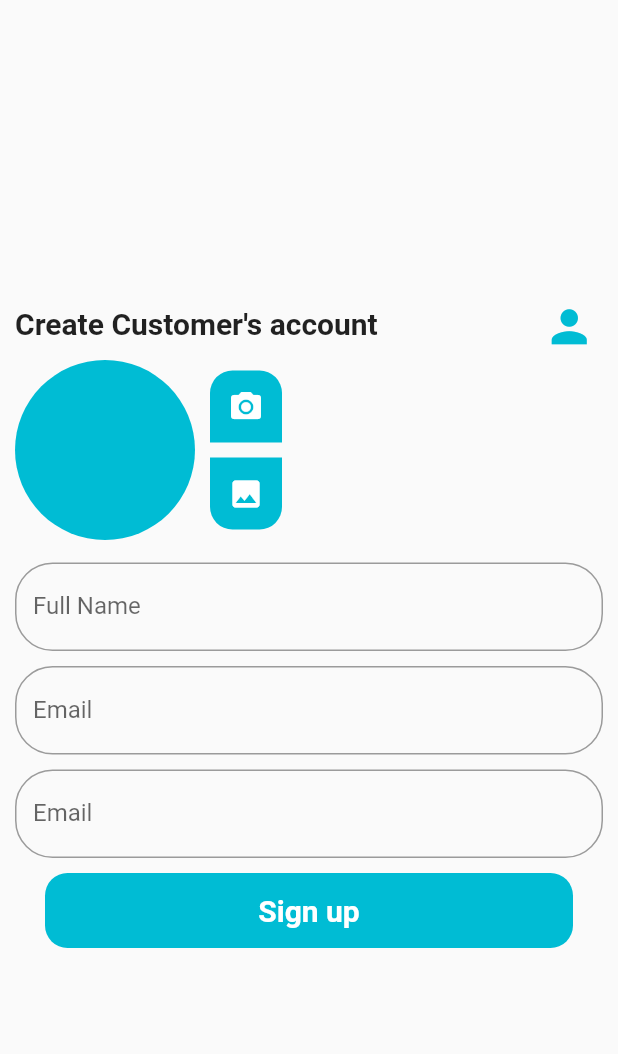
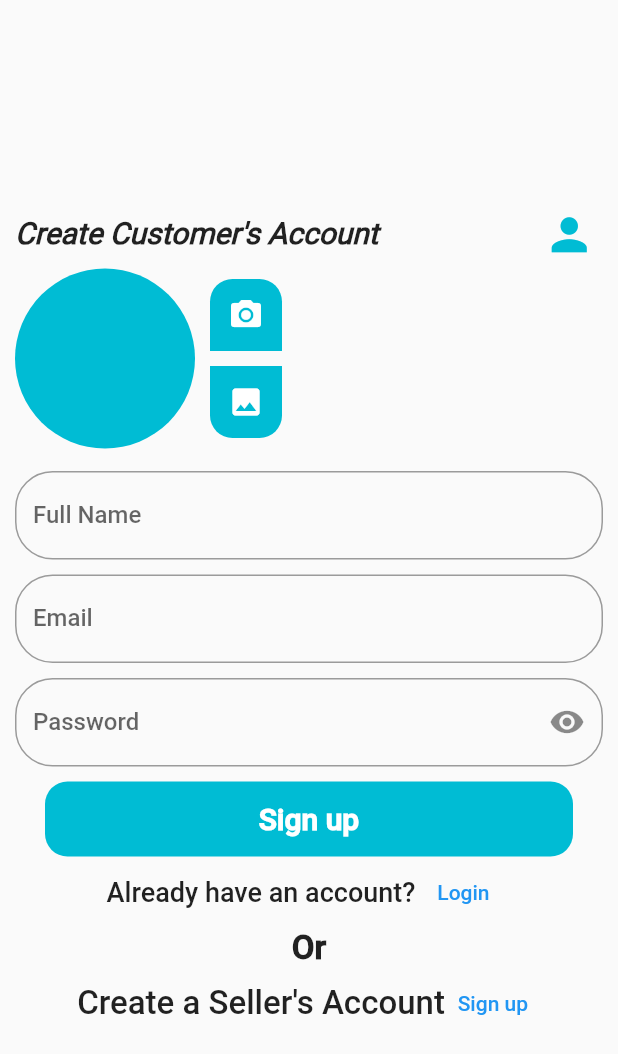
Before and after one commit to mehedi4958/multi_vendor_01, a Flutter app: the screen it shows after launch, on a phone screen of 412 x 824 dp. Shown: the top 1054 px of the screen. Run offline on Flutter 3.47's test engine with Material 2 defaults, Android fonts, the phone set to English and light mode, and no system bars.

Commit message:
new font added to the theme, customer landing screen made stateful, password field made obsecure with visibility icon button

```diff
--- a/lib/main.dart
+++ b/lib/main.dart
@@ -15,6 +15,7 @@ class MyApp extends StatelessWidget {
       title: 'Flutter Demo',
       theme: ThemeData(
         primarySwatch: Colors.blue,
+        fontFamily: 'Brand-Bold',
       ),
       home: const LandingCustomerScreen(),
     );
--- a/lib/views/auth/landing_customer_screen.dart
+++ b/lib/views/auth/landing_customer_screen.dart
@@ -1,13 +1,22 @@
 import 'package:flutter/material.dart';
 
-class LandingCustomerScreen extends StatelessWidget {
+class LandingCustomerScreen extends StatefulWidget {
   const LandingCustomerScreen({Key? key}) : super(key: key);
+
+  @override
+  State<LandingCustomerScreen> createState() => _LandingCustomerScreenState();
+}
+
+class _LandingCustomerScreenState extends State<LandingCustomerScreen> {
+  bool passwordObscurity = true;
 
   @override
   Widget build(BuildContext context) {
     return Scaffold(
       body: Padding(
         padding: const EdgeInsets.all(10.0),
+        child: Center(
+          child: SingleChildScrollView(
             child: Column(
               mainAxisAlignment: MainAxisAlignment.center,
               children: [
@@ -15,10 +24,12 @@ class LandingCustomerScreen extends StatelessWidget {
                   mainAxisAlignment: MainAxisAlignment.spaceBetween,
                   children: [
                     const Text(
-                  'Create Customer\'s account',
+                      'Create Customer\'s Account',
                       style: TextStyle(
                         fontSize: 20,
                         fontWeight: FontWeight.bold,
+                        fontFamily: 'Brand-Regular',
+                        fontStyle: FontStyle.italic,
                       ),
                     ),
                     IconButton(
@@ -99,9 +110,20 @@ class LandingCustomerScreen extends StatelessWidget {
                     ),
                     const SizedBox(height: 10),
                     TextFormField(
+                      obscureText: passwordObscurity,
                       decoration: InputDecoration(
-                    label: const Text('Email'),
-                    hintText: 'Enter your email',
+                        suffixIcon: IconButton(
+                          onPressed: () {
+                            setState(() {
+                              passwordObscurity = !passwordObscurity;
+                            });
+                          },
+                          icon: passwordObscurity
+                              ? const Icon(Icons.visibility)
+                              : const Icon(Icons.visibility_off),
+                        ),
+                        label: const Text('Password'),
+                        hintText: 'Enter your password',
                         border: OutlineInputBorder(
                           borderRadius: BorderRadius.circular(25),
                         ),
@@ -126,11 +148,52 @@ class LandingCustomerScreen extends StatelessWidget {
                         ),
                       ),
                     ),
+                    Row(
+                      mainAxisAlignment: MainAxisAlignment.center,
+                      children: [
+                        const Text(
+                          'Already have an account?',
+                          style: TextStyle(
+                            fontSize: 18,
+                            fontWeight: FontWeight.w500,
+                          ),
+                        ),
+                        TextButton(
+                          onPressed: () {},
+                          child: const Text('Login'),
+                        )
+                      ],
+                    ),
+                    const Text(
+                      'Or',
+                      style: TextStyle(
+                        fontSize: 22,
+                        fontWeight: FontWeight.bold,
+                      ),
+                    ),
+                    Row(
+                      mainAxisAlignment: MainAxisAlignment.center,
+                      children: [
+                        const Text(
+                          'Create a Seller\'s Account',
+                          style: TextStyle(
+                            fontSize: 22,
+                            fontWeight: FontWeight.w500,
+                          ),
+                        ),
+                        TextButton(
+                          onPressed: () {},
+                          child: const Text('Sign up'),
+                        )
+                      ],
+                    ),
                   ],
                 )
               ],
             ),
           ),
+        ),
+      ),
     );
   }
 }
```
Also changed, not shown: pubspec.yaml (+8 -17 lines), assets/fonts/Roboto-Medium.ttf (added), assets/fonts/Roboto-Regular.ttf (added). Lines whose indentation alone changed are shown as unchanged.
